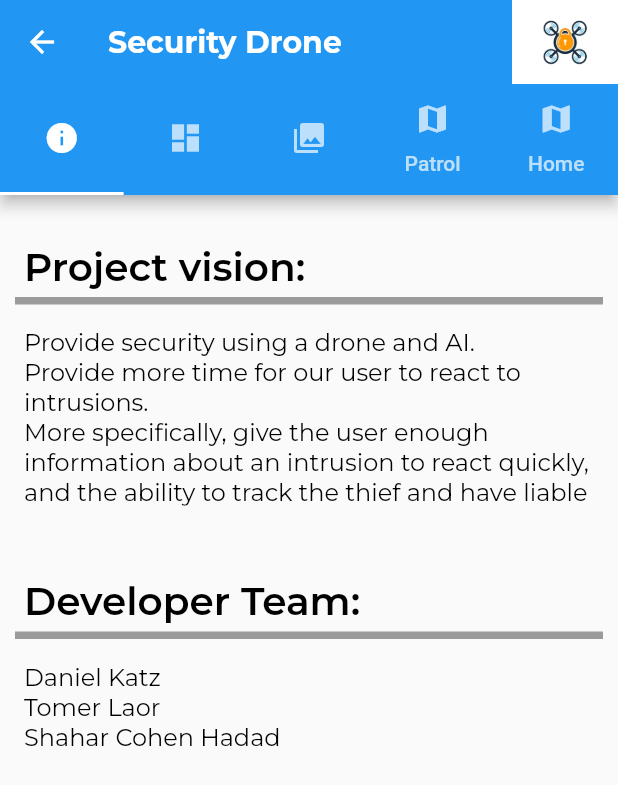
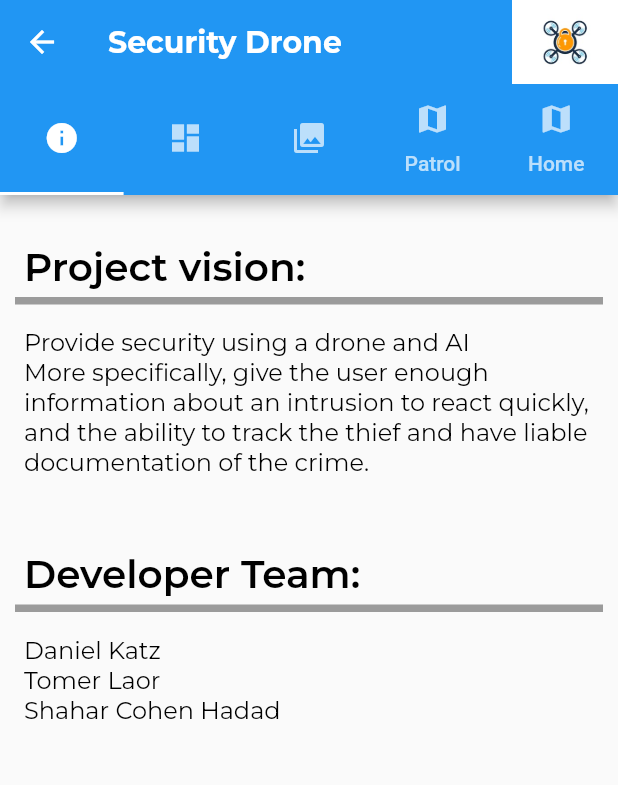
Before and after one commit to TomerMe2/SecurityDrone, a Flutter app: the CentralPage screen opened directly, on a phone screen of 412 x 824 dp. Shown: the top 785 px of the screen. Run offline on Flutter 3.47's test engine with Material 2 defaults, Android fonts, the phone set to English and light mode, and no system bars; our stand-ins replace bloc, equatable, flutter_bloc, google_maps_flutter; missing offline and left inert: loading_animations.

Commit message:
updated info page due to pixel overflow error.

```diff
--- a/security_drone_user_app/lib/presentation/pages/info_page.dart
+++ b/security_drone_user_app/lib/presentation/pages/info_page.dart
@@ -1,14 +1,8 @@
 import 'package:flutter/material.dart';
 import 'package:security_drone_user_app/presentation/text_section.dart';
 
-class InfoPage extends StatefulWidget {
-  @override
-  State<StatefulWidget> createState() {
-    return InfoPageState();
-  }
-}
+class InfoPage extends StatelessWidget {
 
-class InfoPageState extends State<InfoPage> {
   @override
   Widget build(BuildContext context) {
     return Container(
@@ -16,18 +10,19 @@ class InfoPageState extends State<InfoPage> {
         mainAxisAlignment: MainAxisAlignment.start,
         crossAxisAlignment: CrossAxisAlignment.center,
         children: [
-          TextSection("Project vision:", "Provide security using a drone and AI.\n"
-              + "Provide more time for our user to react to intrusions.\n"
-              + "More specifically, give the user enough information about an intrusion to react quickly,\n"
+          TextSection("Project vision:", "Provide security using a drone and AI\n"
+              + "More specifically, give the user enough information about an intrusion to react quickly, "
               + "and the ability to track the thief and have liable documentation of the crime.",
-            height: 150.0,
+            height: 160.0,
           ),
-          TextSection("Developer Team:", "Daniel Katz\nTomer Laor\nShahar Cohen Hadad"),
+          TextSection("Developer Team:", "Daniel Katz\nTomer Laor\nShahar Cohen Hadad",
+            height: 90.0,
+          ),
         ],
       ),
       constraints: BoxConstraints(
-        maxHeight: 100.0,
-        maxWidth: 100.0
+          maxHeight: 100.0,
+          maxWidth: 100.0
       ),
     );
   }
```
